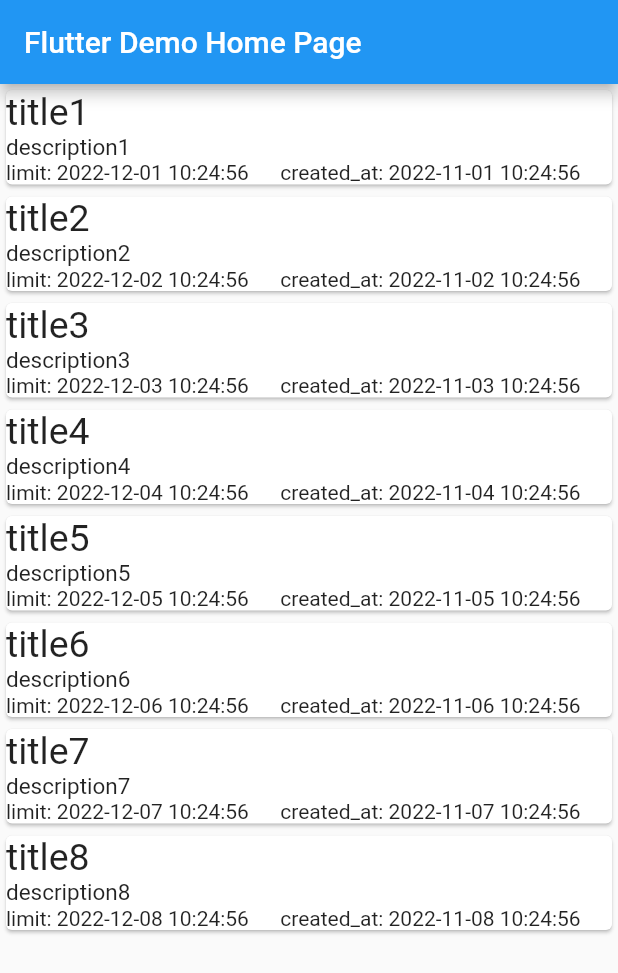
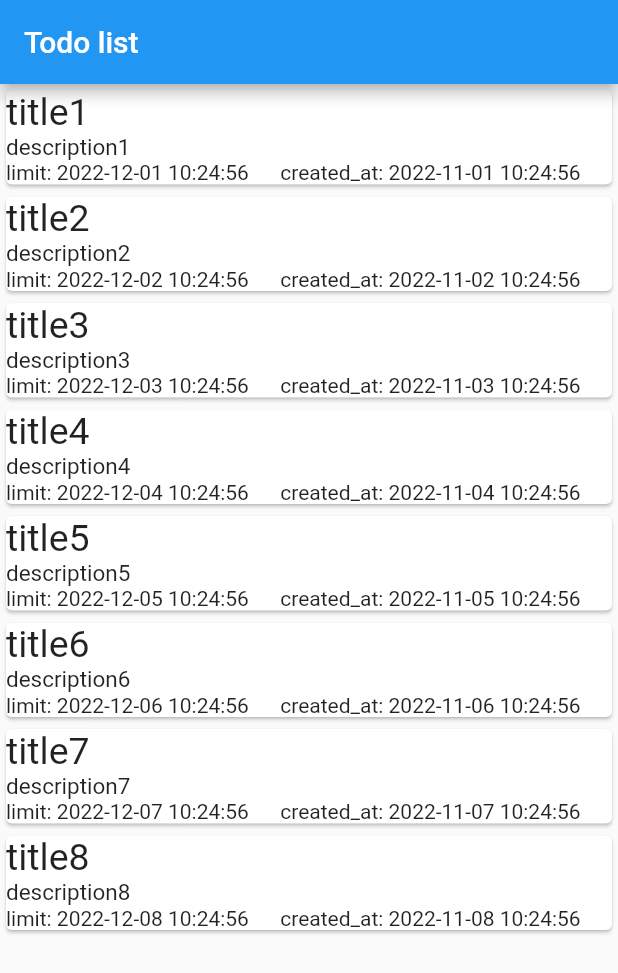
Before and after one commit to blck-snwmn/todosample, a Flutter app: the screen it shows after launch, on a phone screen of 412 x 824 dp. Shown: the top 973 px of the screen. Run offline on Flutter 3.47's test engine with Material 2 defaults, Android fonts, the phone set to English and light mode, and no system bars; our stand-ins replace qr_flutter; missing offline and left inert: qr_code_scanner.

Commit message:
Change title

```diff
--- a/lib/main.dart
+++ b/lib/main.dart
@@ -15,11 +15,11 @@ class MyApp extends StatelessWidget {
   @override
   Widget build(BuildContext context) {
     return MaterialApp(
-      title: 'Flutter Demo',
+      title: 'Todo App',
       theme: ThemeData(
         primarySwatch: Colors.blue,
       ),
-      home: const MyHomePage(title: 'Flutter Demo Home Page'),
+      home: const MyHomePage(title: 'Todo list'),
     );
   }
 }
```
